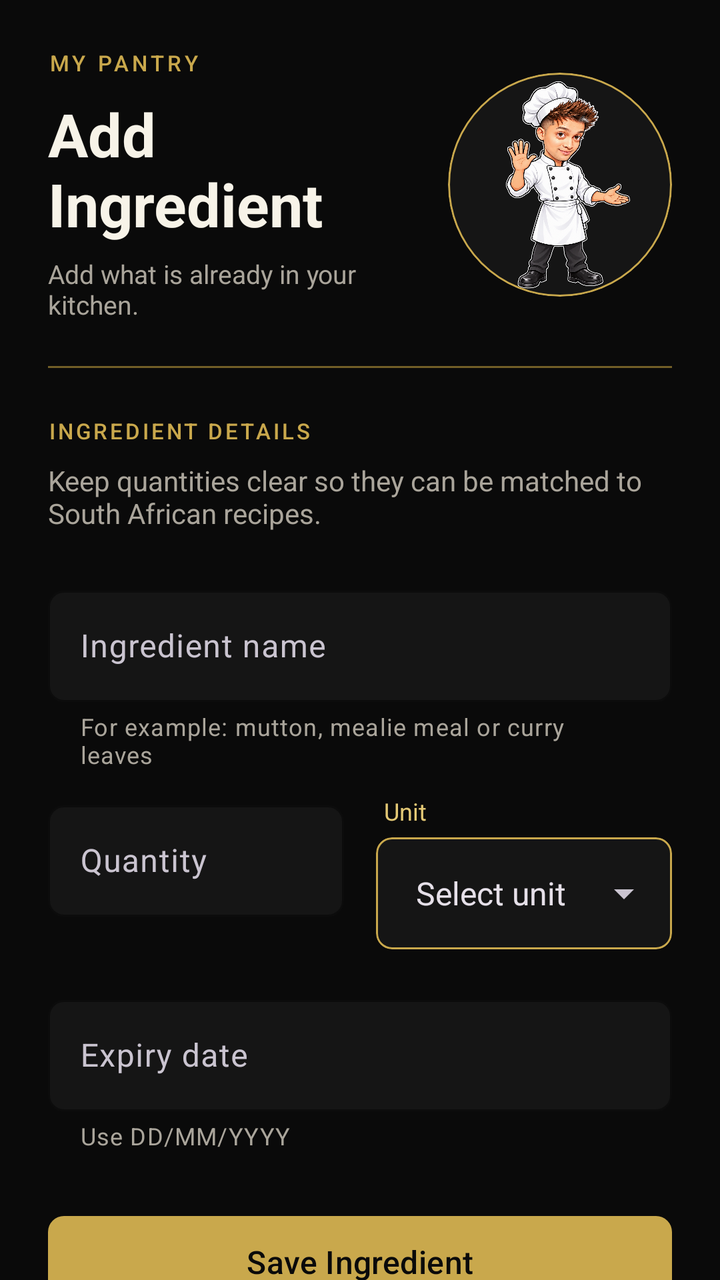
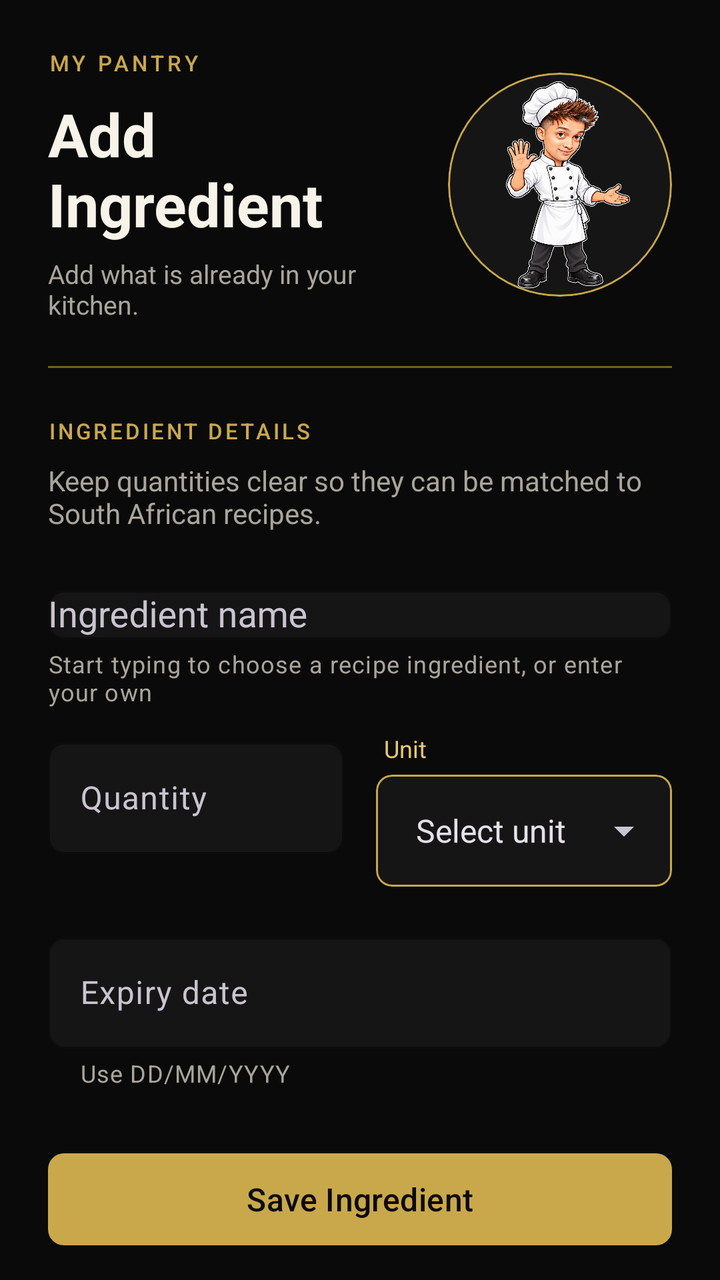

Two renders of the same Android screen: before a commit and after it. Below are the layout's source before the change and the commit's diff.
<!-- AndroidManifest.xml: application theme Theme.SmartPantryManager -->
<!-- res/layout/activity_add_ingredient.xml -->
<?xml version="1.0" encoding="utf-8"?>
<androidx.core.widget.NestedScrollView xmlns:android="http://schemas.android.com/apk/res/android"
    xmlns:app="http://schemas.android.com/apk/res-auto"
    xmlns:tools="http://schemas.android.com/tools"
    android:id="@+id/add_ingredient_root"
    android:layout_width="match_parent"
    android:layout_height="match_parent"
    android:fillViewport="true"
    tools:context=".AddIngredientActivity">

    <LinearLayout
        android:layout_width="match_parent"
        android:layout_height="wrap_content"
        android:orientation="vertical"
        android:paddingStart="24dp"
        android:paddingTop="24dp"
        android:paddingEnd="24dp"
        android:paddingBottom="32dp">

        <LinearLayout
            android:layout_width="match_parent"
            android:layout_height="wrap_content"
            android:gravity="center_vertical"
            android:orientation="horizontal">

            <LinearLayout
                android:layout_width="0dp"
                android:layout_height="wrap_content"
                android:layout_weight="1"
                android:orientation="vertical">

                <TextView
                    android:layout_width="wrap_content"
                    android:layout_height="wrap_content"
                    android:fontFamily="sans-serif-medium"
                    android:letterSpacing="0.16"
                    android:text="@string/ingredient_wordmark"
                    android:textColor="@color/gold"
                    android:textSize="11sp" />

                <TextView
                    android:layout_width="wrap_content"
                    android:layout_height="wrap_content"
                    android:layout_marginTop="8dp"
                    android:accessibilityHeading="true"
                    tools:targetApi="p"
                    android:text="@string/add_ingredient_title"
                    android:textColor="@color/warm_white"
                    android:textSize="30sp"
                    android:textStyle="bold" />

                <TextView
                    android:layout_width="wrap_content"
                    android:layout_height="wrap_content"
                    android:layout_marginTop="6dp"
                    android:text="@string/add_ingredient_intro"
                    android:textColor="@color/muted_text"
                    android:textSize="13sp" />

            </LinearLayout>

            <com.google.android.material.card.MaterialCardView
                android:layout_width="112dp"
                android:layout_height="112dp"
                android:layout_marginStart="16dp"
                app:cardBackgroundColor="@color/surface_black"
                app:cardCornerRadius="56dp"
                app:cardElevation="0dp"
                app:strokeColor="@color/gold"
                app:strokeWidth="1dp">

                <ImageView
                    android:layout_width="match_parent"
                    android:layout_height="match_parent"
                    android:contentDescription="@string/ingredient_chef_description"
                    android:padding="4dp"
                    android:scaleType="centerInside"
                    android:src="@drawable/nadir_chef_add" />

            </com.google.android.material.card.MaterialCardView>

        </LinearLayout>

        <View
            android:layout_width="match_parent"
            android:layout_height="1dp"
            android:layout_marginTop="22dp"
            android:background="@color/gold_dark" />

        <TextView
            android:layout_width="wrap_content"
            android:layout_height="wrap_content"
            android:layout_marginTop="24dp"
            android:fontFamily="sans-serif-medium"
            android:letterSpacing="0.12"
            android:text="@string/ingredient_details_label"
            android:textColor="@color/gold"
            android:textSize="11sp" />

        <TextView
            android:layout_width="match_parent"
            android:layout_height="wrap_content"
            android:layout_marginTop="8dp"
            android:text="@string/ingredient_details_hint"
            android:textColor="@color/muted_text"
            android:textSize="14sp" />

        <com.google.android.material.textfield.TextInputLayout
            android:id="@+id/layout_ingredient_name"
            android:layout_width="match_parent"
            android:layout_height="wrap_content"
            android:layout_marginTop="24dp"
            android:hint="@string/ingredient_name_hint"
            app:boxBackgroundColor="@color/surface_black"
            app:boxBackgroundMode="outline"
            app:boxCornerRadiusBottomEnd="8dp"
            app:boxCornerRadiusBottomStart="8dp"
            app:boxCornerRadiusTopEnd="8dp"
            app:boxCornerRadiusTopStart="8dp"
            app:boxStrokeColor="@color/gold"
            app:boxStrokeWidth="1dp"
            app:boxStrokeWidthFocused="2dp"
            app:helperText="@string/ingredient_name_example"
            app:helperTextTextColor="@color/muted_text"
            app:hintTextColor="@color/gold_light">

            <com.google.android.material.textfield.TextInputEditText
                android:id="@+id/input_ingredient_name"
                android:layout_width="match_parent"
                android:layout_height="wrap_content"
                android:inputType="textCapWords"
                android:maxLines="1"
                android:textColor="@color/warm_white"
                android:textColorHint="@color/muted_text" />

        </com.google.android.material.textfield.TextInputLayout>

        <LinearLayout
            android:layout_width="match_parent"
            android:layout_height="wrap_content"
            android:layout_marginTop="12dp"
            android:baselineAligned="false"
            android:orientation="horizontal">

            <com.google.android.material.textfield.TextInputLayout
                android:id="@+id/layout_ingredient_quantity"
                android:layout_width="0dp"
                android:layout_height="wrap_content"
                android:layout_marginEnd="8dp"
                android:layout_weight="1"
                android:hint="@string/ingredient_quantity_hint"
                app:boxBackgroundColor="@color/surface_black"
                app:boxBackgroundMode="outline"
                app:boxCornerRadiusBottomEnd="8dp"
                app:boxCornerRadiusBottomStart="8dp"
                app:boxCornerRadiusTopEnd="8dp"
                app:boxCornerRadiusTopStart="8dp"
                app:boxStrokeColor="@color/gold"
                app:boxStrokeWidth="1dp"
                app:boxStrokeWidthFocused="2dp"
                app:hintTextColor="@color/gold_light">

                <com.google.android.material.textfield.TextInputEditText
                    android:id="@+id/input_ingredient_quantity"
                    android:layout_width="match_parent"
                    android:layout_height="wrap_content"
                    android:inputType="numberDecimal"
                    android:maxLines="1"
                    android:textColor="@color/warm_white" />

            </com.google.android.material.textfield.TextInputLayout>

            <LinearLayout
                android:layout_width="0dp"
                android:layout_height="wrap_content"
                android:layout_marginStart="8dp"
                android:layout_weight="1"
                android:orientation="vertical">

                <TextView
                    android:layout_width="wrap_content"
                    android:layout_height="wrap_content"
                    android:layout_marginStart="4dp"
                    android:layout_marginBottom="5dp"
                    android:text="@string/ingredient_unit_label"
                    android:textColor="@color/gold_light"
                    android:textSize="12sp" />

                <com.google.android.material.card.MaterialCardView
                    android:layout_width="match_parent"
                    android:layout_height="56dp"
                    app:cardBackgroundColor="@color/surface_black"
                    app:cardCornerRadius="8dp"
                    app:cardElevation="0dp"
                    app:strokeColor="@color/gold"
                    app:strokeWidth="1dp">

                    <Spinner
                        android:id="@+id/input_ingredient_unit"
                        android:layout_width="match_parent"
                        android:layout_height="match_parent"
                        android:entries="@array/pantry_units"
                        android:paddingStart="12dp"
                        android:paddingEnd="8dp"
                        android:popupBackground="@color/surface_black_light"
                        android:spinnerMode="dropdown" />

                </com.google.android.material.card.MaterialCardView>

                <TextView
                    android:id="@+id/text_unit_error"
                    android:layout_width="wrap_content"
                    android:layout_height="wrap_content"
                    android:layout_marginStart="4dp"
                    android:layout_marginTop="4dp"
                    android:text="@string/ingredient_unit_required"
                    android:textColor="@color/error_red"
                    android:textSize="12sp"
                    android:visibility="gone" />

            </LinearLayout>

        </LinearLayout>

        <com.google.android.material.textfield.TextInputLayout
            android:id="@+id/layout_ingredient_expiry"
            android:layout_width="match_parent"
            android:layout_height="wrap_content"
            android:layout_marginTop="20dp"
            android:hint="@string/ingredient_expiry_hint"
            app:boxBackgroundColor="@color/surface_black"
            app:boxBackgroundMode="outline"
            app:boxCornerRadiusBottomEnd="8dp"
            app:boxCornerRadiusBottomStart="8dp"
            app:boxCornerRadiusTopEnd="8dp"
            app:boxCornerRadiusTopStart="8dp"
            app:boxStrokeColor="@color/gold"
            app:boxStrokeWidth="1dp"
            app:boxStrokeWidthFocused="2dp"
            app:helperText="@string/ingredient_expiry_helper"
            app:helperTextTextColor="@color/muted_text"
            app:hintTextColor="@color/gold_light">

            <com.google.android.material.textfield.TextInputEditText
                android:id="@+id/input_ingredient_expiry"
                android:layout_width="match_parent"
                android:layout_height="wrap_content"
                android:inputType="date"
                android:maxLength="10"
                android:maxLines="1"
                android:textColor="@color/warm_white"
                android:textColorHint="@color/muted_text" />

        </com.google.android.material.textfield.TextInputLayout>

        <com.google.android.material.button.MaterialButton
            android:id="@+id/button_save_ingredient"
            android:layout_width="match_parent"
            android:layout_height="54dp"
            android:layout_marginTop="28dp"
            android:text="@string/save_ingredient"
            android:textAllCaps="false"
            android:textColor="@color/app_black"
            android:textSize="16sp"
            app:backgroundTint="@color/gold"
            app:cornerRadius="8dp" />

        <com.google.android.material.button.MaterialButton
            android:id="@+id/button_delete_ingredient"
            style="@style/Widget.MaterialComponents.Button.OutlinedButton"
            android:layout_width="match_parent"
            android:layout_height="54dp"
            android:layout_marginTop="12dp"
            android:text="@string/delete_ingredient"
            android:textAllCaps="false"
            android:textColor="@color/gold_light"
            android:textSize="16sp"
            android:visibility="gone"
            app:cornerRadius="8dp"
            app:strokeColor="@color/gold_dark"
            tools:visibility="visible" />

    </LinearLayout>

</androidx.core.widget.NestedScrollView>
<!-- resources referenced by this layout -->
<resources>
  <string-array name="pantry_units">
          <item>Select unit</item>
          <item>g</item>
          <item>kg</item>
          <item>ml</item>
          <item>L</item>
          <item>tsp</item>
          <item>tbsp</item>
          <item>cup</item>
          <item>item</item>
          <item>bunch</item>
          <item>tin</item>
          <item>packet</item>
      </string-array>
  <color name="app_black">#0A0A0A</color>
  <color name="error_red">#FFB4AB</color>
  <color name="gold">#C9A84C</color>
  <color name="gold_dark">#725E27</color>
  <color name="gold_light">#E3C875</color>
  <color name="muted_text">#AAA59B</color>
  <color name="surface_black">#151515</color>
  <color name="surface_black_light">#1D1D1D</color>
  <color name="warm_white">#F7F3E8</color>
  <!-- drawable nadir_chef_add: png bitmap (drawable-nodpi, 886904 bytes) -->
  <string name="add_ingredient_intro">Add what is already in your kitchen.</string>
  <string name="add_ingredient_title">Add Ingredient</string>
  <string name="delete_ingredient">Delete Ingredient</string>
  <string name="ingredient_chef_description">Illustration of Nadir presenting an ingredient</string>
  <string name="ingredient_details_hint">Keep quantities clear so they can be matched to South African recipes.</string>
  <string name="ingredient_details_label">INGREDIENT DETAILS</string>
  <string name="ingredient_expiry_helper">Use DD/MM/YYYY</string>
  <string name="ingredient_expiry_hint">Expiry date</string>
  <string name="ingredient_name_example">For example: mutton, mealie meal or curry leaves</string>
  <string name="ingredient_name_hint">Ingredient name</string>
  <string name="ingredient_quantity_hint">Quantity</string>
  <string name="ingredient_unit_label">Unit</string>
  <string name="ingredient_unit_required">Select a unit</string>
  <string name="ingredient_wordmark">MY PANTRY</string>
  <string name="save_ingredient">Save Ingredient</string>
  <style name="Theme.SmartPantryManager" parent="Base.Theme.SmartPantryManager" />
  <style name="Base.Theme.SmartPantryManager" parent="Theme.Material3.Dark.NoActionBar">
          <item name="colorPrimary">@color/gold</item>
          <item name="colorOnPrimary">@color/app_black</item>
          <item name="colorSecondary">@color/gold_light</item>
          <item name="colorSurface">@color/app_black</item>
          <item name="colorOnSurface">@color/warm_white</item>
          <item name="android:statusBarColor">@color/app_black</item>
          <item name="android:navigationBarColor">@color/app_black</item>
          <item name="android:windowBackground">@color/app_black</item>
          <item name="android:windowLightStatusBar">false</item>
      </style>
</resources>

<!-- the commit's change to res/layout/activity_add_ingredient.xml (unified diff, before → after) -->
@@ -124,12 +124,15 @@
             app:helperTextTextColor="@color/muted_text"
             app:hintTextColor="@color/gold_light">
 
-            <com.google.android.material.textfield.TextInputEditText
+            <com.google.android.material.textfield.MaterialAutoCompleteTextView
                 android:id="@+id/input_ingredient_name"
                 android:layout_width="match_parent"
                 android:layout_height="wrap_content"
+                android:completionThreshold="1"
+                android:dropDownVerticalOffset="4dp"
                 android:inputType="textCapWords"
                 android:maxLines="1"
+                android:popupBackground="@color/surface_black_light"
                 android:textColor="@color/warm_white"
                 android:textColorHint="@color/muted_text" />
 
<!-- resource entries referenced after the edit -->
@@ -32,7 +32,7 @@
   <string name="ingredient_details_label">INGREDIENT DETAILS</string>
   <string name="ingredient_expiry_helper">Use DD/MM/YYYY</string>
   <string name="ingredient_expiry_hint">Expiry date</string>
-  <string name="ingredient_name_example">For example: mutton, mealie meal or curry leaves</string>
+  <string name="ingredient_name_example">Start typing to choose a recipe ingredient, or enter your own</string>
   <string name="ingredient_name_hint">Ingredient name</string>
   <string name="ingredient_quantity_hint">Quantity</string>
   <string name="ingredient_unit_label">Unit</string>
